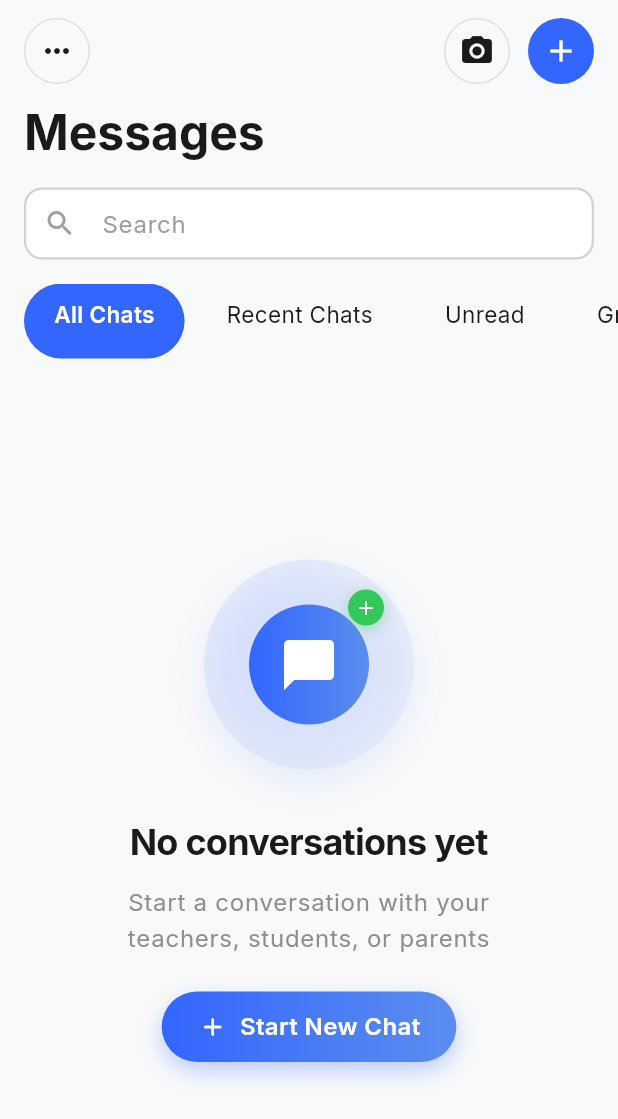
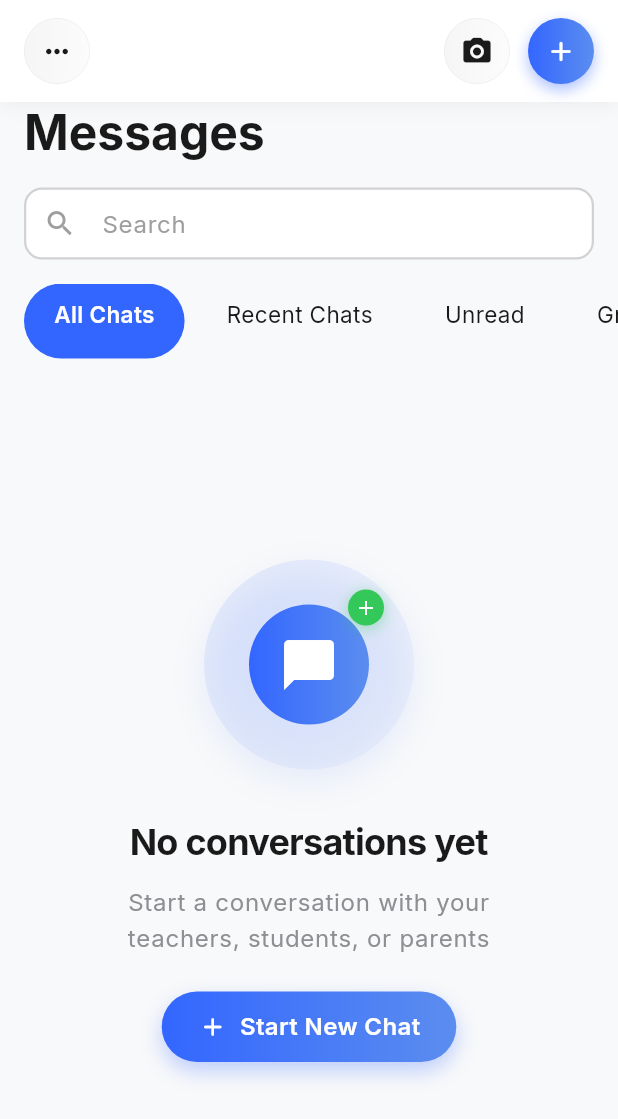
Before and after one commit to Innocent-Gershon/mobile_dev_summative, a Flutter app: the _ChatScreenContent screen opened directly, on a phone screen of 412 x 824 dp. Shown: the top 1119 px of the screen. Run offline on Flutter 3.47's test engine with Material 3 defaults, Android fonts, the phone set to English and light mode, and no system bars; our stand-ins replace animate_do, cloud_firestore, equatable, file_picker, firebase_auth, firebase_core and 7 more; accounts and stored records are empty; generated files the repository leaves out were written again.

Commit message:
Enhance chat header UI with gradient buttons and subtle shadows

```diff
--- a/edu_bridge_01/lib/presentation/pages/chat/chat_screen.dart
+++ b/edu_bridge_01/lib/presentation/pages/chat/chat_screen.dart
@@ -79,6 +79,16 @@ class _ChatScreenContentState extends State<_ChatScreenContent> {
 
     return Container(
       padding: const EdgeInsets.fromLTRB(16, 12, 16, 12),
+      decoration: BoxDecoration(
+        color: isDark ? const Color(0xFF0F172A) : Colors.white,
+        boxShadow: [
+          BoxShadow(
+            color: Colors.black.withValues(alpha: 0.05),
+            blurRadius: 10,
+            offset: const Offset(0, 2),
+          ),
+        ],
+      ),
       child: Row(
         mainAxisAlignment: MainAxisAlignment.spaceBetween,
         children: [
@@ -86,12 +96,21 @@ class _ChatScreenContentState extends State<_ChatScreenContent> {
             width: 44,
             height: 44,
             decoration: BoxDecoration(
-              border: Border.all(color: isDark ? const Color(0xFF334155) : AppColors.border, width: 1),
+              gradient: LinearGradient(
+                colors: [
+                  isDark ? const Color(0xFF334155) : AppColors.border.withValues(alpha: 0.3),
+                  isDark ? const Color(0xFF475569) : AppColors.border.withValues(alpha: 0.1),
+                ],
+              ),
               borderRadius: BorderRadius.circular(22),
+              border: Border.all(
+                color: isDark ? const Color(0xFF64748B) : AppColors.border.withValues(alpha: 0.5),
+                width: 0.5,
+              ),
             ),
             child: IconButton(
               onPressed: () {},
-              icon: Icon(Icons.more_horiz, color: isDark ? Colors.white : AppColors.textPrimary, size: 24),
+              icon: Icon(Icons.more_horiz_rounded, color: isDark ? Colors.white : AppColors.textPrimary, size: 22),
               padding: EdgeInsets.zero,
             ),
           ),
@@ -101,12 +120,21 @@ class _ChatScreenContentState extends State<_ChatScreenContent> {
                 width: 44,
                 height: 44,
                 decoration: BoxDecoration(
-                  border: Border.all(color: isDark ? const Color(0xFF334155) : AppColors.border, width: 1),
+                  gradient: LinearGradient(
+                    colors: [
+                      isDark ? const Color(0xFF334155) : AppColors.border.withValues(alpha: 0.3),
+                      isDark ? const Color(0xFF475569) : AppColors.border.withValues(alpha: 0.1),
+                    ],
+                  ),
                   borderRadius: BorderRadius.circular(22),
+                  border: Border.all(
+                    color: isDark ? const Color(0xFF64748B) : AppColors.border.withValues(alpha: 0.5),
+                    width: 0.5,
+                  ),
                 ),
                 child: IconButton(
                   onPressed: () {},
-                  icon: Icon(Icons.camera_alt, color: isDark ? Colors.white : AppColors.textPrimary, size: 24),
+                  icon: Icon(Icons.camera_alt_rounded, color: isDark ? Colors.white : AppColors.textPrimary, size: 22),
                   padding: EdgeInsets.zero,
                 ),
               ),
@@ -115,12 +143,21 @@ class _ChatScreenContentState extends State<_ChatScreenContent> {
                 width: 44,
                 height: 44,
                 decoration: BoxDecoration(
-                  color: AppColors.primary,
+                  gradient: const LinearGradient(
+                    colors: [AppColors.primary, AppColors.secondary],
+                  ),
                   borderRadius: BorderRadius.circular(22),
+                  boxShadow: [
+                    BoxShadow(
+                      color: AppColors.primary.withValues(alpha: 0.4),
+                      blurRadius: 8,
+                      offset: const Offset(0, 4),
+                    ),
+                  ],
                 ),
                 child: IconButton(
                   onPressed: () => _navigateToNewChat(),
-                  icon: const Icon(Icons.add, color: Colors.white, size: 24),
+                  icon: const Icon(Icons.add_rounded, color: Colors.white, size: 22),
                   padding: EdgeInsets.zero,
                 ),
               ),
```
